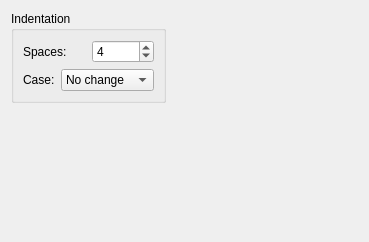
Old version of the form formatter/formatterwidget.ui in the repository KDE/quanta.
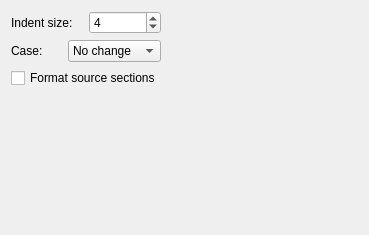
New version of the form.

Commit message: Add option to formats known inline sources

Diff of the .ui file:
```diff
--- a/formatter/formatterwidget.ui
+++ b/formatter/formatterwidget.ui
@@ -7,29 +7,23 @@
     <x>0</x>
     <y>0</y>
     <width>369</width>
-    <height>242</height>
+    <height>235</height>
    </rect>
   </property>
   <property name="windowTitle">
    <string>Formatter Settings</string>
   </property>
-  <layout class="QHBoxLayout" name="horizontalLayout_4">
-   <item>
     <layout class="QVBoxLayout" name="verticalLayout_2">
      <item>
       <layout class="QHBoxLayout" name="horizontalLayout_3">
        <item>
-        <widget class="QGroupBox" name="groupBox">
-         <property name="title">
-          <string>Indentation</string>
-         </property>
          <layout class="QVBoxLayout" name="verticalLayout">
           <item>
            <layout class="QHBoxLayout" name="horizontalLayout">
             <item>
              <widget class="QLabel" name="label">
               <property name="text">
-               <string>Spaces:</string>
+            <string>Indent size:</string>
               </property>
              </widget>
             </item>
@@ -72,8 +66,14 @@
             </item>
            </layout>
           </item>
-         </layout>
+       <item>
+        <widget class="QCheckBox" name="formatSourceCbx">
+         <property name="text">
+          <string>Format source sections</string>
+         </property>
         </widget>
+       </item>
+      </layout>
        </item>
        <item>
         <spacer name="horizontalSpacer">
@@ -102,8 +102,6 @@
         </size>
        </property>
       </spacer>
-     </item>
-    </layout>
    </item>
   </layout>
  </widget>
```
Lines whose indentation alone changed are shown as unchanged. The commit also changes 8 other files.
